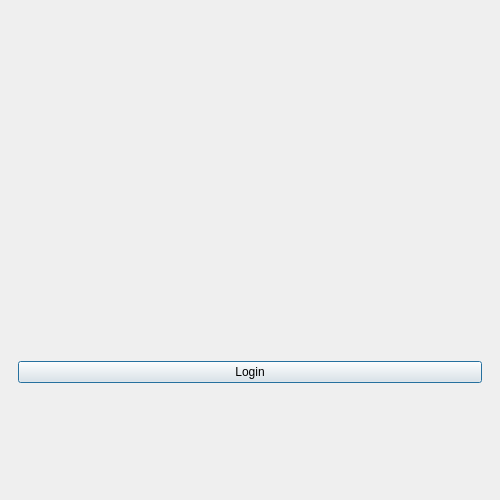
Before: the Qt Designer form ToDoListServer/firstpage.ui in captain-moji/To_Do_List_Project, drawn with Qt 5.
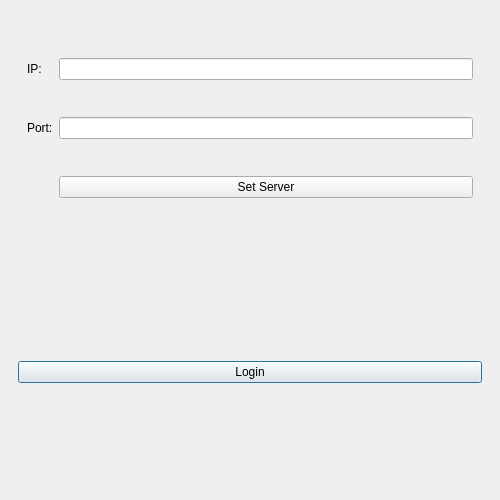
After: the same form once the commit is applied. Icons and pictures are not drawn.

Commit message: Server new connections added

```diff
--- a/ToDoListServer/firstpage.ui
+++ b/ToDoListServer/firstpage.ui
@@ -46,7 +46,49 @@
   <widget class="QWidget" name="centralwidget">
    <layout class="QVBoxLayout" name="verticalLayout">
     <item>
-     <widget class="QWidget" name="widget" native="true"/>
+     <widget class="QWidget" name="widget" native="true">
+      <layout class="QGridLayout" name="gridLayout_2">
+       <item row="0" column="0">
+        <widget class="QWidget" name="widget_3" native="true">
+         <layout class="QGridLayout" name="gridLayout">
+          <item row="0" column="0">
+           <widget class="QLabel" name="ip_label">
+            <property name="layoutDirection">
+             <enum>Qt::RightToLeft</enum>
+            </property>
+            <property name="text">
+             <string>IP:</string>
+            </property>
+           </widget>
+          </item>
+          <item row="1" column="0">
+           <widget class="QLabel" name="port_label">
+            <property name="layoutDirection">
+             <enum>Qt::RightToLeft</enum>
+            </property>
+            <property name="text">
+             <string>Port:</string>
+            </property>
+           </widget>
+          </item>
+          <item row="0" column="1">
+           <widget class="QLineEdit" name="ip_text_edit"/>
+          </item>
+          <item row="1" column="1">
+           <widget class="QLineEdit" name="port_text_edit"/>
+          </item>
+          <item row="2" column="1">
+           <widget class="QPushButton" name="set_server_BTN">
+            <property name="text">
+             <string>Set Server</string>
+            </property>
+           </widget>
+          </item>
+         </layout>
+        </widget>
+       </item>
+      </layout>
+     </widget>
     </item>
     <item>
      <widget class="QWidget" name="widget_2" native="true">
```
The commit also changes 3 other files.
